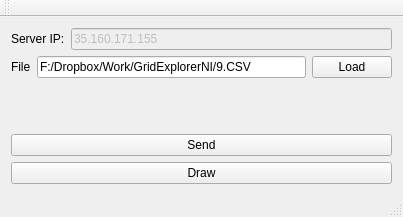
Before: the Qt Designer form mainwindow.ui in GRomR1/qt-send-csv-to-influxdb, drawn with Qt 5.
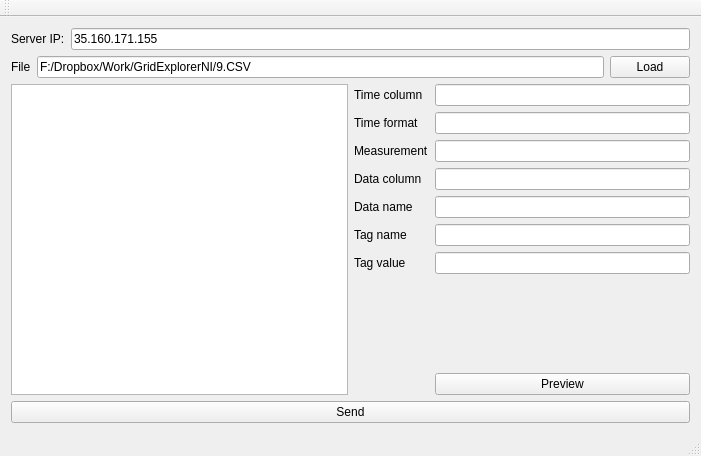
After: the same form once the commit is applied.

Commit message: Add GUI for view file and set some parameters

What changed in the file:
```diff
--- a/mainwindow.ui
+++ b/mainwindow.ui
@@ -6,8 +6,8 @@
    <rect>
     <x>0</x>
     <y>0</y>
-    <width>403</width>
-    <height>217</height>
+    <width>701</width>
+    <height>456</height>
    </rect>
   </property>
   <property name="windowTitle">
@@ -29,7 +29,7 @@
         <item>
          <widget class="QLineEdit" name="lineEditServerIp">
           <property name="enabled">
-           <bool>false</bool>
+           <bool>true</bool>
           </property>
           <property name="text">
            <string>35.160.171.155</string>
@@ -69,17 +69,118 @@
      </layout>
     </item>
     <item>
-     <spacer name="verticalSpacer">
-      <property name="orientation">
-       <enum>Qt::Vertical</enum>
-      </property>
-      <property name="sizeHint" stdset="0">
-       <size>
-        <width>20</width>
-        <height>40</height>
-       </size>
-      </property>
-     </spacer>
+     <layout class="QHBoxLayout" name="horizontalLayout_3">
+      <item>
+       <widget class="QTableWidget" name="tableWidget"/>
+      </item>
+      <item>
+       <layout class="QGridLayout" name="gridLayout">
+        <item row="6" column="0">
+         <widget class="QLabel" name="label_7">
+          <property name="text">
+           <string>Tag name</string>
+          </property>
+         </widget>
+        </item>
+        <item row="2" column="1">
+         <widget class="QLineEdit" name="lineEditTimeFormat"/>
+        </item>
+        <item row="3" column="0">
+         <widget class="QLabel" name="label_5">
+          <property name="text">
+           <string>Measurement</string>
+          </property>
+         </widget>
+        </item>
+        <item row="1" column="0">
+         <widget class="QLabel" name="label_3">
+          <property name="text">
+           <string>Time column</string>
+          </property>
+         </widget>
+        </item>
+        <item row="3" column="1">
+         <widget class="QLineEdit" name="lineEditMeasurement"/>
+        </item>
+        <item row="2" column="0">
+         <widget class="QLabel" name="label_4">
+          <property name="text">
+           <string>Time format</string>
+          </property>
+         </widget>
+        </item>
+        <item row="4" column="0">
+         <widget class="QLabel" name="label_6">
+          <property name="text">
+           <string>Data column</string>
+          </property>
+         </widget>
+        </item>
+        <item row="4" column="1">
+         <widget class="QLineEdit" name="lineEditDataColumn"/>
+        </item>
+        <item row="1" column="1">
+         <widget class="QLineEdit" name="lineEditTimeColumn"/>
+        </item>
+        <item row="7" column="0">
+         <widget class="QLabel" name="label_8">
+          <property name="text">
+           <string>Tag value</string>
+          </property>
+         </widget>
+        </item>
+        <item row="6" column="1">
+         <widget class="QLineEdit" name="lineEditTagName"/>
+        </item>
+        <item row="8" column="1">
+         <spacer name="verticalSpacer_2">
+          <property name="orientation">
+           <enum>Qt::Vertical</enum>
+          </property>
+          <property name="sizeHint" stdset="0">
+           <size>
+            <width>20</width>
+            <height>40</height>
+           </size>
+          </property>
+         </spacer>
+        </item>
+        <item row="8" column="0">
+         <spacer name="verticalSpacer">
+          <property name="orientation">
+           <enum>Qt::Vertical</enum>
+          </property>
+          <property name="sizeHint" stdset="0">
+           <size>
+            <width>20</width>
+            <height>40</height>
+           </size>
+          </property>
+         </spacer>
+        </item>
+        <item row="7" column="1">
+         <widget class="QLineEdit" name="lineEditTagValue"/>
+        </item>
+        <item row="10" column="1">
+         <widget class="QPushButton" name="pushButtonDraw">
+          <property name="text">
+           <string>Preview</string>
+          </property>
+         </widget>
+        </item>
+        <item row="5" column="0">
+         <widget class="QLabel" name="label_9">
+          <property name="text">
+           <string>Data name</string>
+          </property>
+         </widget>
+        </item>
+        <item row="5" column="1">
+         <widget class="QLineEdit" name="lineEditDataName"/>
+        </item>
+       </layout>
+      </item>
+     </layout>
     </item>
     <item>
      <widget class="QPushButton" name="pushButtonSend">
@@ -88,13 +189,6 @@
       </property>
      </widget>
     </item>
-    <item>
-     <widget class="QPushButton" name="pushButtonDraw">
-      <property name="text">
-       <string>Draw</string>
-      </property>
-     </widget>
-    </item>
    </layout>
   </widget>
   <widget class="QMenuBar" name="menuBar">
```
Left out of the diff: 2 changed lines with no effect on the pictures. The commit also changes 3 other files.
